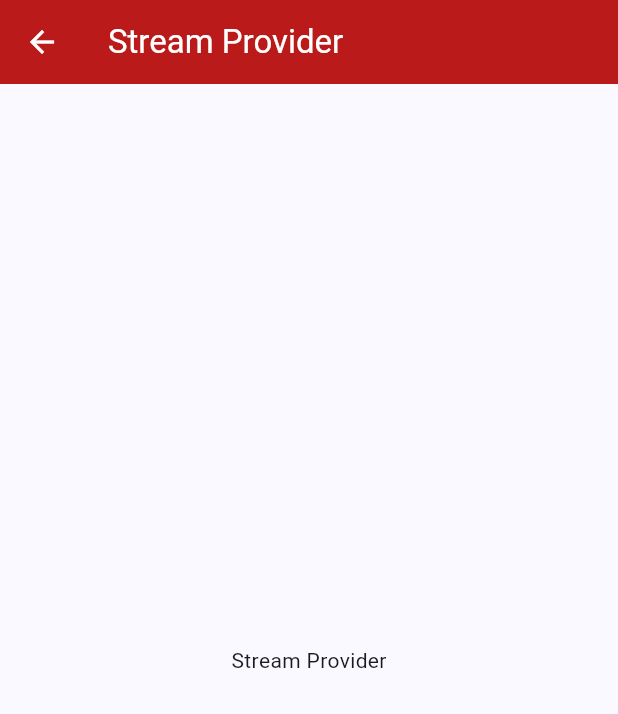
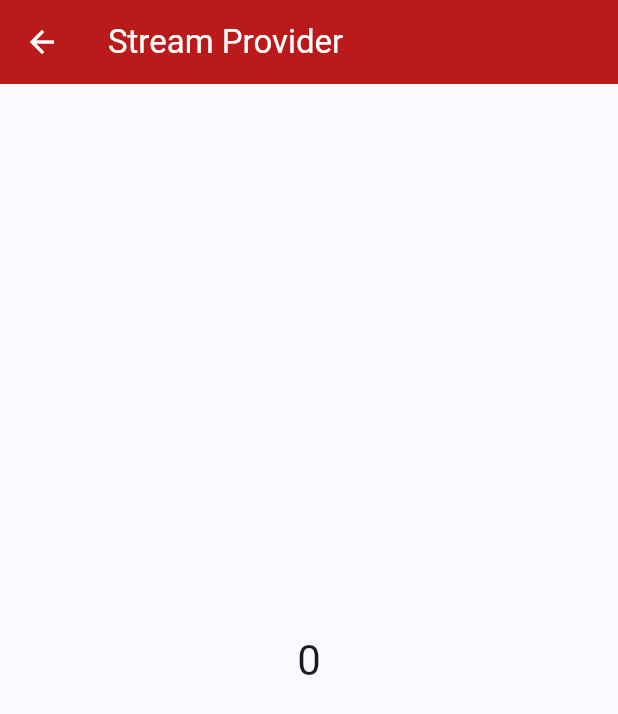
Before and after one commit to md-siam/riverpod_concept, a Flutter app: the StreamProviderPage screen opened directly, on a phone screen of 412 x 824 dp. Shown: the top 714 px of the screen. Run offline on Flutter 3.47's test engine with Material 2 defaults, Android fonts, the light colour scheme and no system bars; our stand-ins replace dio, flutter_riverpod.

Commit message:
StreamProvider done

```diff
--- a/lib/src/pages/stream_provider_page.dart
+++ b/lib/src/pages/stream_provider_page.dart
@@ -1,6 +1,14 @@
 import 'package:flutter/material.dart';
+import 'package:flutter_riverpod/flutter_riverpod.dart';
 
-class StreamProviderPage extends StatelessWidget {
+import '../services/stream_service.dart';
+
+final streamValueProvider = StreamProvider.autoDispose<int>((ref) {
+  final streamService = ref.watch(streamServiceProvider);
+  return streamService.getStream();
+});
+
+class StreamProviderPage extends ConsumerWidget {
   final String appBarTitle;
   final Color color;
   const StreamProviderPage({
@@ -10,7 +18,9 @@ class StreamProviderPage extends StatelessWidget {
   }) : super(key: key);
 
   @override
-  Widget build(BuildContext context) {
+  Widget build(BuildContext context, WidgetRef ref) {
+    final streamValue = ref.watch(streamValueProvider);
+    //
     return Scaffold(
       appBar: AppBar(
         backgroundColor: color,
@@ -21,11 +31,21 @@ class StreamProviderPage extends StatelessWidget {
         ),
       ),
       body: Center(
-        child: Column(
-          mainAxisAlignment: MainAxisAlignment.center,
-          children: [
-            Text(appBarTitle),
-          ],
+        child: streamValue.when(
+          data: (int data) {
+            return Text(
+              data.toString(),
+              style: Theme.of(context).textTheme.headlineMedium,
+            );
+          },
+          error: (error, _) {
+            return Text(error.toString());
+          },
+          loading: () {
+            return CircularProgressIndicator(
+              color: color,
+            );
+          },
         ),
       ),
     );
--- /dev/null
+++ b/lib/src/services/stream_service.dart
@@ -0,0 +1,11 @@
+import 'package:flutter_riverpod/flutter_riverpod.dart';
+
+final streamServiceProvider = Provider<StreamService>((ref) {
+  return StreamService();
+});
+
+class StreamService {
+  Stream<int> getStream() {
+    return Stream.periodic(const Duration(seconds: 1), (i) => i).take(10);
+  }
+}
```
Also changed, not shown: 1 other file.
